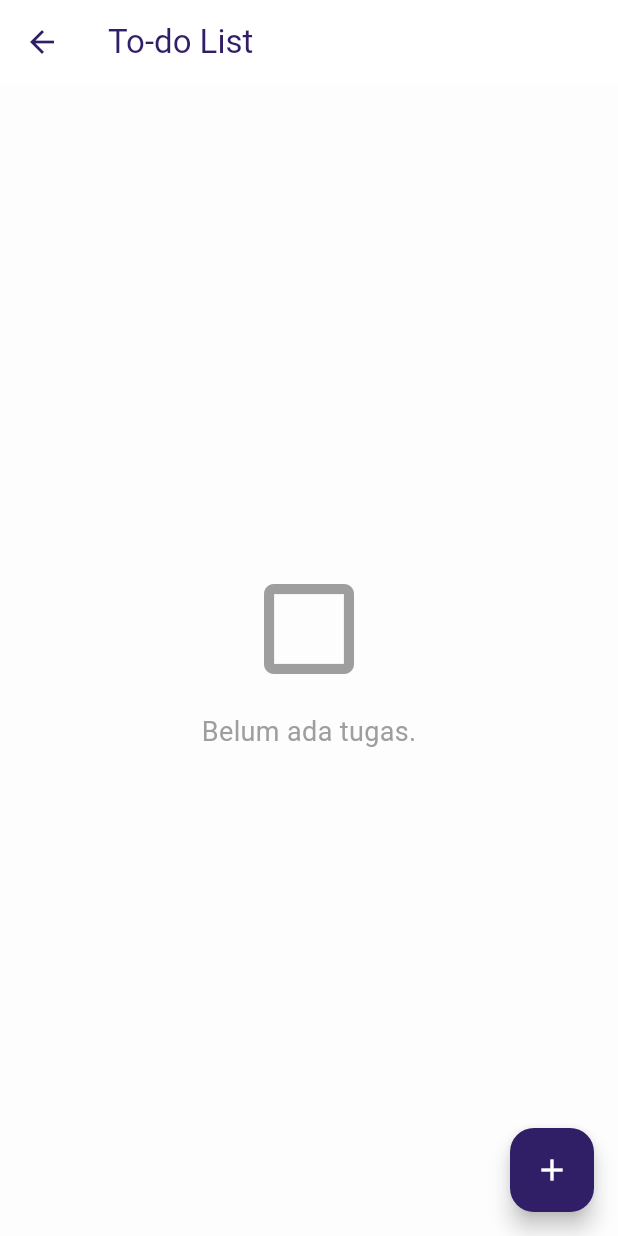
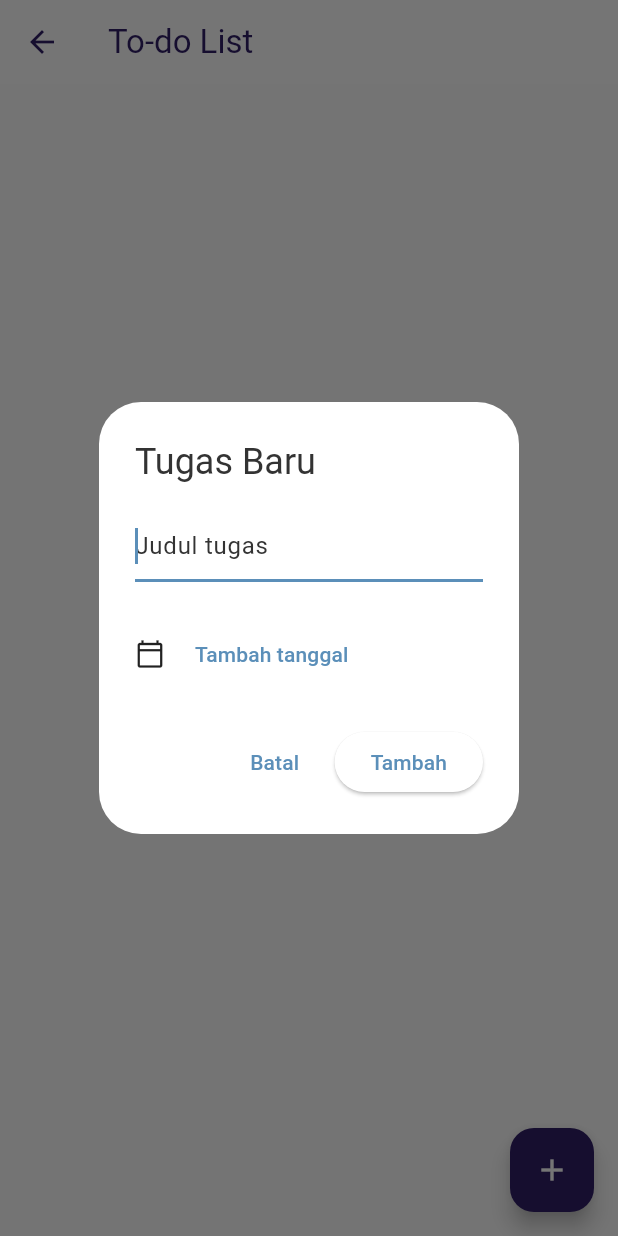
Before and after one commit to elxenz/kalender-final, a Flutter app: the TodoListScreen screen opened by its route, after a tap on the "add" icon, on a phone screen of 412 x 824 dp. Run offline on Flutter 3.47's test engine with Material 3 defaults, Android fonts, the phone set to English and light mode, and no system bars; drawn by our look-alikes of flutter_animate; our stand-ins replace calendar_view, equatable, flutter_local_notifications, shared_preferences, sqflite, table_calendar and 1 more; accounts and stored records are empty.

Commit message:
reparasi dikit

```diff
--- a/lib/features/calendar/data/models/event_model.dart
+++ b/lib/features/calendar/data/models/event_model.dart
@@ -70,6 +70,7 @@ class EventModel extends Event {
       'endTime':
           '${endTime.hour.toString().padLeft(2, '0')}:${endTime.minute.toString().padLeft(2, '0')}',
       'colorValue': colorValue,
+
     };
   }
 }
--- a/lib/features/todo/presentation/provider/todo_provider.dart
+++ b/lib/features/todo/presentation/provider/todo_provider.dart
@@ -1,87 +1,102 @@
 // lib/features/todo/presentation/provider/todo_provider.dart
 import 'package:flutter/material.dart';
 import 'package:kalender/core/database/database_helper.dart';
-import 'package:kalender/core/utils/notification_helper.dart'; // Impor helper notifikasi
-import 'package:kalender/features/calendar/domain/entities/event.dart'; // Impor Event untuk notifikasi
+import 'package:kalender/core/utils/notification_helper.dart';
+import 'package:kalender/features/calendar/domain/entities/event.dart';
 import 'package:kalender/features/todo/domain/todo.dart';
+import 'package:sqflite/sqflite.dart';
 
 class TodoProvider extends ChangeNotifier {
   List<Todo> _todos = [];
   List<Todo> get todos => _todos;
 
   final dbHelper = DatabaseHelper.instance;
-  final notificationHelper = NotificationHelper(); // Instance helper
+  final notificationHelper = NotificationHelper();
 
   TodoProvider() {
     fetchTodos();
   }
 
   Future<void> fetchTodos() async {
+    try {
       final db = await dbHelper.database;
       final List<Map<String, dynamic>> maps =
           await db.query('todos', orderBy: 'id DESC');
       _todos = List.generate(maps.length, (i) => Todo.fromMap(maps[i]));
       notifyListeners();
+    } on DatabaseException catch (e) {
+      if (e.isNoSuchTableError()) {
+        _todos = [];
+        notifyListeners();
+      } else {
+        debugPrint("Error Database saat mengambil todos: $e");
+      }
+    }
   }
 
   Future<void> addTodo(String title,
       {DateTime? dueDate, TimeOfDay? reminderTime}) async {
+    try {
       final newTodo =
           Todo(title: title, dueDate: dueDate, reminderTime: reminderTime);
       final db = await dbHelper.database;
-    final id = await db.insert('todos', newTodo.toMap());
+      final data = newTodo.toMap();
+      data.remove('id');
 
-    // Jadwalkan notifikasi jika ada pengingat
+      final id = await db.insert('todos', data);
+      debugPrint("Todo berhasil ditambahkan dengan ID: $id");
+
       await _scheduleNotification(newTodo.copyWith(id: id));
       await fetchTodos();
+    } catch (e) {
+      debugPrint("GAGAL MENAMBAHKAN TODO: $e");
+    }
   }
 
   Future<void> updateTodo(Todo todo) async {
+    try {
       final db = await dbHelper.database;
       await db
           .update('todos', todo.toMap(), where: 'id = ?', whereArgs: [todo.id]);
-
-    // Jadwalkan ulang notifikasi
       await _scheduleNotification(todo);
       await fetchTodos();
+    } catch (e) {
+      debugPrint("Error saat update todo: $e");
+    }
   }
 
   Future<void> toggleTodoStatus(Todo todo) async {
     final updatedTodo = todo.copyWith(isCompleted: !todo.isCompleted);
-    if (updatedTodo.isCompleted) {
-      // Batalkan notifikasi jika tugas selesai
+    if (updatedTodo.isCompleted && todo.id != null) {
       await notificationHelper.cancelNotification(updatedTodo.id!);
     }
     await updateTodo(updatedTodo);
   }
 
   Future<void> deleteTodo(int id) async {
+    try {
       final db = await dbHelper.database;
       await db.delete('todos', where: 'id = ?', whereArgs: [id]);
-    // Batalkan notifikasi
       await notificationHelper.cancelNotification(id);
       await fetchTodos();
+    } catch (e) {
+      debugPrint("Error saat menghapus todo: $e");
+    }
   }
 
-  // --- FUNGSI BARU UNTUK MENJADWALKAN NOTIFIKASI ---
   Future<void> _scheduleNotification(Todo todo) async {
-    // Batalkan notifikasi lama terlebih dahulu untuk menghindari duplikasi
+    if (todo.id == null) return;
     await notificationHelper.cancelNotification(todo.id!);
-
-    // Hanya jadwalkan jika tugas belum selesai dan punya tanggal/waktu pengingat
     if (!todo.isCompleted &&
         todo.dueDate != null &&
         todo.reminderTime != null) {
-      // Buat "event" palsu dari data Todo untuk dikirim ke notification helper
       final fakeEvent = Event(
         id: todo.id,
-        title: todo.title,
+        title: "Pengingat Tugas: ${todo.title}",
         date: todo.dueDate!,
         startTime: todo.reminderTime!,
-        endTime:
-            todo.reminderTime!, // endTime tidak relevan untuk notifikasi tugas
+        endTime: todo.reminderTime!,
       );
-      // Jadwalkan notifikasi 0 menit sebelum waktu pengingat (tepat waktu)
       await notificationHelper.scheduleNotification(fakeEvent, 0);
     }
   }
--- a/lib/features/todo/presentation/screens/todo_list_screen.dart
+++ b/lib/features/todo/presentation/screens/todo_list_screen.dart
@@ -1,6 +1,5 @@
 // lib/features/todo/presentation/screens/todo_list_screen.dart
 import 'package:flutter/material.dart';
-import 'package:flutter_animate/flutter_animate.dart'; // Impor package animasi
 import 'package:intl/intl.dart';
 import 'package:kalender/features/todo/domain/todo.dart';
 import 'package:kalender/features/todo/presentation/provider/todo_provider.dart';
@@ -13,17 +12,18 @@ class TodoListScreen extends StatelessWidget {
   Widget build(BuildContext context) {
     final todoProvider = context.watch<TodoProvider>();
     return Scaffold(
-      appBar: AppBar(
-        title: const Text('To-do List'),
-      ),
+      appBar: AppBar(title: const Text('To-do List')),
       body: todoProvider.todos.isEmpty
           ? _buildEmptyState()
           : _buildTodoList(context, todoProvider.todos),
-      floatingActionButton: FloatingActionButton(
-        onPressed: () => _showAddEditTodoDialog(context),
-        shape: RoundedRectangleBorder(borderRadius: BorderRadius.circular(16)),
-        child: const Icon(Icons.add),
-      ).animate().scale(delay: 500.ms), // <-- ANIMASI PADA FAB
+      floatingActionButton: Builder(
+        builder: (dialogContext) => FloatingActionButton(
+          onPressed: () => _showAddEditTodoDialog(dialogContext),
+          shape:
+              RoundedRectangleBorder(borderRadius: BorderRadius.circular(16)),
+          child: const Icon(Icons.add),
+        ),
+      ),
     );
   }
 
@@ -38,7 +38,7 @@ class TodoListScreen extends StatelessWidget {
               style: TextStyle(fontSize: 18, color: Colors.grey)),
         ],
       ),
-    ).animate().fadeIn();
+    );
   }
 
   Widget _buildTodoList(BuildContext context, List<Todo> todos) {
@@ -49,18 +49,12 @@ class TodoListScreen extends StatelessWidget {
         final todo = todos[index];
         return Card(
           margin: const EdgeInsets.symmetric(vertical: 6.0, horizontal: 8.0),
-          elevation: 1,
-          shape:
-              RoundedRectangleBorder(borderRadius: BorderRadius.circular(12)),
           child: ListTile(
             onTap: () => _showAddEditTodoDialog(context, todo: todo),
             leading: Checkbox(
               value: todo.isCompleted,
-              onChanged: (value) {
-                context.read<TodoProvider>().toggleTodoStatus(todo);
-              },
-              shape: RoundedRectangleBorder(
-                  borderRadius: BorderRadius.circular(4)),
+              onChanged: (value) =>
+                  context.read<TodoProvider>().toggleTodoStatus(todo),
             ),
             title: Text(
               todo.title,
@@ -78,10 +72,7 @@ class TodoListScreen extends StatelessWidget {
                   context.read<TodoProvider>().deleteTodo(todo.id!),
             ),
           ),
-        )
-            .animate()
-            .fadeIn(duration: 400.ms)
-            .slideX(begin: 0.5, end: 0); // <-- ANIMASI PADA ITEM
+        );
       },
     );
   }
@@ -98,7 +89,108 @@ class TodoListScreen extends StatelessWidget {
   }
 
   void _showAddEditTodoDialog(BuildContext context, {Todo? todo}) {
-    // ... (kode dialog tidak perlu diubah, karena transisi sudah dihandle oleh AppRouter)
-    // ...
+    final textController = TextEditingController(text: todo?.title);
+    DateTime? selectedDueDate = todo?.dueDate;
+    TimeOfDay? selectedReminderTime = todo?.reminderTime;
+    final isEditing = todo != null;
+
+    showDialog(
+      context: context,
+      builder: (dialogContext) {
+        return StatefulBuilder(
+          builder: (context, setDialogState) {
+            return AlertDialog(
+              title: Text(isEditing ? 'Edit Tugas' : 'Tugas Baru'),
+              content: Column(
+                mainAxisSize: MainAxisSize.min,
+                crossAxisAlignment: CrossAxisAlignment.start,
+                children: [
+                  TextField(
+                    controller: textController,
+                    autofocus: true,
+                    decoration: const InputDecoration(hintText: 'Judul tugas'),
+                  ),
+                  const SizedBox(height: 24),
+                  Row(
+                    children: [
+                      const Icon(Icons.calendar_today_outlined, size: 20),
+                      const SizedBox(width: 8),
+                      TextButton(
+                        child: Text(selectedDueDate == null
+                            ? 'Tambah tanggal'
+                            : DateFormat.yMMMEd('id_ID')
+                                .format(selectedDueDate!)),
+                        onPressed: () async {
+                          final picked = await showDatePicker(
+                            context: context,
+                            initialDate: selectedDueDate ?? DateTime.now(),
+                            firstDate: DateTime.now(),
+                            lastDate: DateTime(2100),
+                          );
+                          if (picked != null) {
+                            setDialogState(() => selectedDueDate = picked);
+                          }
+                        },
+                      ),
+                    ],
+                  ),
+                  if (selectedDueDate != null)
+                    Row(
+                      children: [
+                        const Icon(Icons.alarm_outlined, size: 20),
+                        const SizedBox(width: 8),
+                        TextButton(
+                          child: Text(selectedReminderTime == null
+                              ? 'Tambah waktu'
+                              : selectedReminderTime!.format(context)),
+                          onPressed: () async {
+                            final picked = await showTimePicker(
+                              context: context,
+                              initialTime:
+                                  selectedReminderTime ?? TimeOfDay.now(),
+                            );
+                            if (picked != null) {
+                              setDialogState(
+                                  () => selectedReminderTime = picked);
+                            }
+                          },
+                        ),
+                      ],
+                    ),
+                ],
+              ),
+              actions: [
+                TextButton(
+                  onPressed: () => Navigator.pop(context),
+                  child: const Text('Batal'),
+                ),
+                ElevatedButton(
+                  onPressed: () {
+                    if (textController.text.isNotEmpty) {
+                      final provider = context.read<TodoProvider>();
+                      if (isEditing) {
+                        provider.updateTodo(todo.copyWith(
+                          title: textController.text,
+                          dueDate: selectedDueDate,
+                          reminderTime: selectedReminderTime,
+                        ));
+                      } else {
+                        provider.addTodo(
+                          textController.text,
+                          dueDate: selectedDueDate,
+                          reminderTime: selectedReminderTime,
+                        );
+                      }
+                      Navigator.pop(context);
+                    }
+                  },
+                  child: Text(isEditing ? 'Simpan' : 'Tambah'),
+                ),
+              ],
+            );
+          },
+        );
+      },
+    );
   }
 }
```
Also changed, not shown: lib/core/database/database_helper.dart (+19 -24 lines), lib/features/calendar/presentation/widgets/app_drawer.dart (+2 -5 lines), 2 other files. Lines whose indentation alone changed are shown as unchanged.
